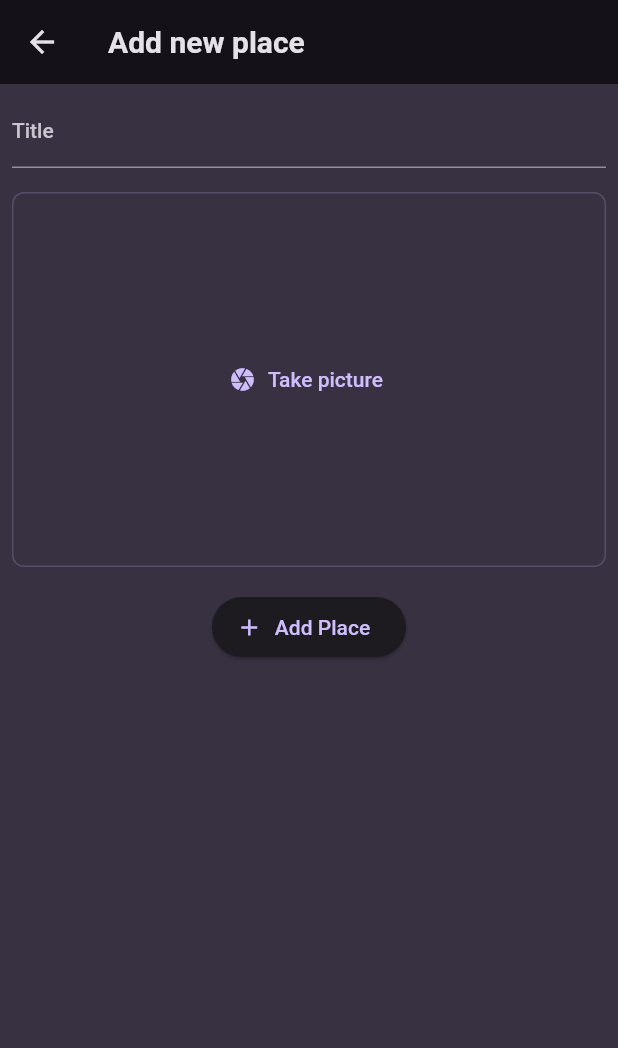
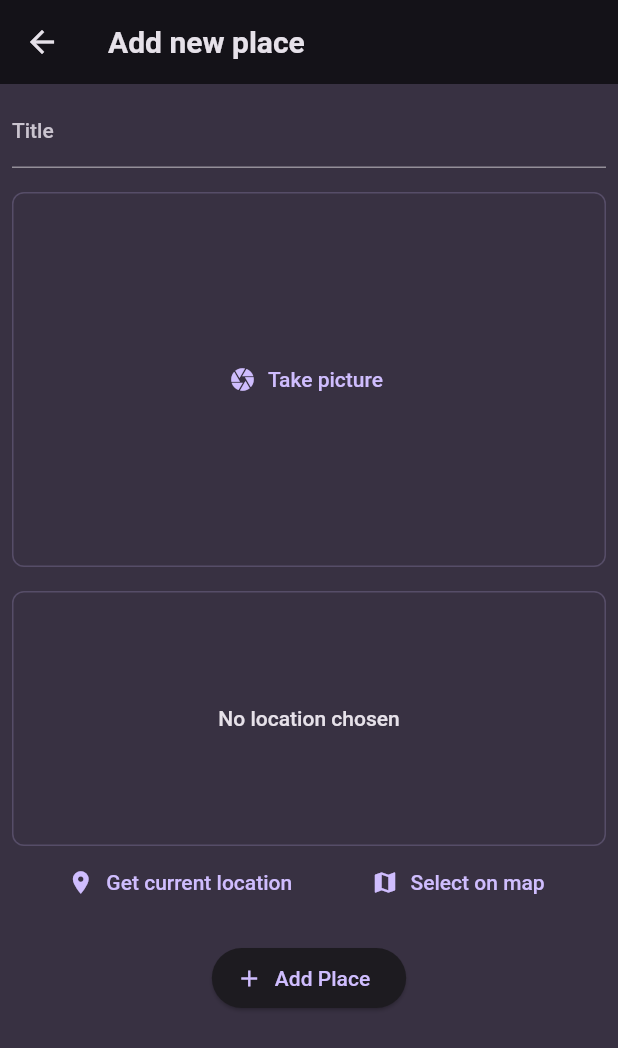
Before and after one commit to hoangminhtran94/favorite_places, a Flutter app: the NewPlaceScreen screen opened directly, on a phone screen of 412 x 824 dp. Shown: the top 1048 px of the screen. Run offline on Flutter 3.47's test engine with Material 2 defaults, Android fonts, the phone set to English and light mode, and no system bars; our stand-ins replace flutter_riverpod, google_fonts, image_picker, location.

Commit message:
added google map functionality

```diff
--- a/lib/models/place.dart
+++ b/lib/models/place.dart
@@ -1,9 +1,24 @@
 import 'dart:io';
 
+class PlaceLocation {
+  const PlaceLocation(
+      {required this.address,
+      required this.latitude,
+      required this.longtitude});
+  final double latitude;
+  final double longtitude;
+  final String address;
+}
+
 class Place {
-  const Place({required this.image, required this.id, required this.name});
+  const Place(
+      {required this.image,
+      required this.id,
+      required this.name,
+      required this.location});
 
   final String id;
+  final PlaceLocation location;
   final String name;
   final File image;
 }
--- a/lib/screens/new_place.dart
+++ b/lib/screens/new_place.dart
@@ -3,6 +3,7 @@ import 'dart:io';
 import 'package:favorite_places/models/place.dart';
 import 'package:favorite_places/provider/place_provider.dart';
 import 'package:favorite_places/widgets/image_input.dart';
+import 'package:favorite_places/widgets/location_input.dart';
 import 'package:flutter/material.dart';
 import 'package:flutter_riverpod/flutter_riverpod.dart';
 import 'package:uuid/uuid.dart';
@@ -21,14 +22,20 @@ class NewPlaceScreen extends ConsumerStatefulWidget {
 class _NewPlaceScreenState extends ConsumerState<NewPlaceScreen> {
   final _formKey = GlobalKey<FormState>();
   var _enteredName = "";
+  PlaceLocation? _pickedLocation;
   File? _takenImage;
   void _addNewPlace() {
     _formKey.currentState!.save();
-    if (_enteredName.isEmpty || _takenImage == null) {
+    if (_enteredName.isEmpty ||
+        _takenImage == null ||
+        _pickedLocation == null) {
       return;
     }
-    ref.read(placeProvider.notifier).addAPlace(
-        Place(id: uuid.v4(), name: _enteredName, image: _takenImage!));
+    ref.read(placeProvider.notifier).addAPlace(Place(
+        id: uuid.v4(),
+        name: _enteredName,
+        image: _takenImage!,
+        location: _pickedLocation!));
     Navigator.of(context).pop();
   }
 
@@ -44,6 +51,7 @@ class _NewPlaceScreenState extends ConsumerState<NewPlaceScreen> {
       ),
       body: Padding(
         padding: const EdgeInsets.all(8),
+        child: SingleChildScrollView(
           child: Form(
               key: _formKey,
               child: Column(
@@ -65,6 +73,12 @@ class _NewPlaceScreenState extends ConsumerState<NewPlaceScreen> {
                     onPickImage: _takeImage,
                   ),
                   const SizedBox(height: 16),
+                  LocationInput(
+                    onGetLocation: (PlaceLocation locationData) {
+                      _pickedLocation = locationData;
+                    },
+                  ),
+                  const SizedBox(height: 16),
                   ElevatedButton.icon(
                       onPressed: _addNewPlace,
                       icon: const Icon(Icons.add),
@@ -72,6 +86,7 @@ class _NewPlaceScreenState extends ConsumerState<NewPlaceScreen> {
                 ],
               )),
         ),
+      ),
     );
   }
 }
--- /dev/null
+++ b/lib/widgets/location_input.dart
@@ -0,0 +1,130 @@
+import 'dart:convert';
+
+import 'package:favorite_places/models/place.dart';
+import 'package:flutter/material.dart';
+import 'package:location/location.dart';
+import 'package:http/http.dart' as http;
+
+class LocationInput extends StatefulWidget {
+  const LocationInput({super.key, required this.onGetLocation});
+  final void Function(PlaceLocation locationData) onGetLocation;
+
+  @override
+  State<LocationInput> createState() {
+    return _LocationInputState();
+  }
+}
+
+class _LocationInputState extends State<LocationInput> {
+  PlaceLocation? _pickedLocation;
+  var _isGettingLocation = false;
+  String get _staticMapImage {
+    if (_pickedLocation == null) {
+      return '';
+    }
+    final lat = _pickedLocation!.latitude;
+    final long = _pickedLocation!.longtitude;
+    return 'https://maps.googleapis.com/maps/api/staticmap?center=$lat,$long&zoom=16&size=600x300&maptype=roadmap&markers=color:red%7Clabel:A%7C$lat,$long&key=AIzaSyA3k5JPBdg6gPEOEuhM2uSrnnC_pjZtE2w';
+  }
+
+  void _getCurrentLocation() async {
+    Location location = Location();
+
+    bool serviceEnabled;
+    PermissionStatus permissionGranted;
+    LocationData locationData;
+
+    serviceEnabled = await location.serviceEnabled();
+    if (!serviceEnabled) {
+      serviceEnabled = await location.requestService();
+      if (!serviceEnabled) {
+        return;
+      }
+    }
+
+    permissionGranted = await location.hasPermission();
+    if (permissionGranted == PermissionStatus.denied) {
+      permissionGranted = await location.requestPermission();
+      if (permissionGranted != PermissionStatus.granted) {
+        return;
+      }
+    }
+
+    setState(() {
+      _isGettingLocation = true;
+    });
+
+    locationData = await location.getLocation();
+    final lat = locationData.latitude;
+    final long = locationData.longitude;
+    if (lat == null || long == null) {
+      return;
+    }
+
+    final url = Uri.parse(
+        'https://maps.googleapis.com/maps/api/geocode/json?latlng=$lat,$long&key=AIzaSyA3k5JPBdg6gPEOEuhM2uSrnnC_pjZtE2w');
+    final response = await http.get(url);
+    final resData = jsonDecode(response.body);
+    final address = resData['results'][0]['formatted_address'];
+    final PlaceLocation placeLocation =
+        PlaceLocation(address: address, latitude: lat, longtitude: long);
+    widget.onGetLocation(placeLocation);
+    setState(() {
+      _pickedLocation = placeLocation;
+      _isGettingLocation = false;
+    });
+  }
+
+  @override
+  Widget build(BuildContext context) {
+    Widget previewContent = Text(
+      'No location chosen',
+      textAlign: TextAlign.center,
+      style: Theme.of(context)
+          .textTheme
+          .bodyLarge!
+          .copyWith(color: Theme.of(context).colorScheme.onBackground),
+    );
+    if (_isGettingLocation) {
+      previewContent = const CircularProgressIndicator();
+    }
+    if (_pickedLocation != null) {
+      previewContent = Image.network(
+        _staticMapImage,
+        width: double.infinity,
+        height: double.infinity,
+        fit: BoxFit.cover,
+      );
+    }
+    return Column(
+      children: [
+        Container(
+            height: 170,
+            alignment: Alignment.center,
+            width: double.infinity,
+            decoration: BoxDecoration(
+                borderRadius: BorderRadius.circular(8),
+                border: Border.all(
+                    width: 1,
+                    color: Theme.of(context)
+                        .colorScheme
+                        .primary
+                        .withOpacity(0.2))),
+            child: previewContent),
+        Row(
+          mainAxisAlignment: MainAxisAlignment.spaceEvenly,
+          children: [
+            TextButton.icon(
+                onPressed: _getCurrentLocation,
+                icon: const Icon(Icons.location_on),
+                label: const Text("Get current location")),
+            TextButton.icon(
+                onPressed: () {},
+                icon: const Icon(Icons.map),
+                label: const Text("Select on map")),
+          ],
+        ),
+      ],
+    );
+  }
+}
--- a/lib/widgets/place_item.dart
+++ b/lib/widgets/place_item.dart
@@ -20,9 +20,13 @@ class PlaceItem extends StatelessWidget {
           child: ListTile(
               leading: CircleAvatar(
                   radius: 26, backgroundImage: FileImage(place.image)),
+              subtitle: Text(place.location.address,
+                  style: Theme.of(context).textTheme.bodySmall!.copyWith(
+                      color: Theme.of(context).colorScheme.onBackground)),
               title: Text(
                 place.name,
-                style: Theme.of(context).textTheme.titleMedium,
+                style: Theme.of(context).textTheme.titleMedium!.copyWith(
+                    color: Theme.of(context).colorScheme.onBackground),
               )),
         ),
       ),
--- a/pubspec.yaml
+++ b/pubspec.yaml
@@ -40,6 +40,7 @@ dependencies:
   uuid: ^4.0.0
   image_picker: ^1.0.4
   location: ^5.0.3
+  http: ^1.1.0
 
 dev_dependencies:
   flutter_test:
```
Also changed, not shown: pubspec.lock, 2 other files. Lines whose indentation alone changed are shown as unchanged.
